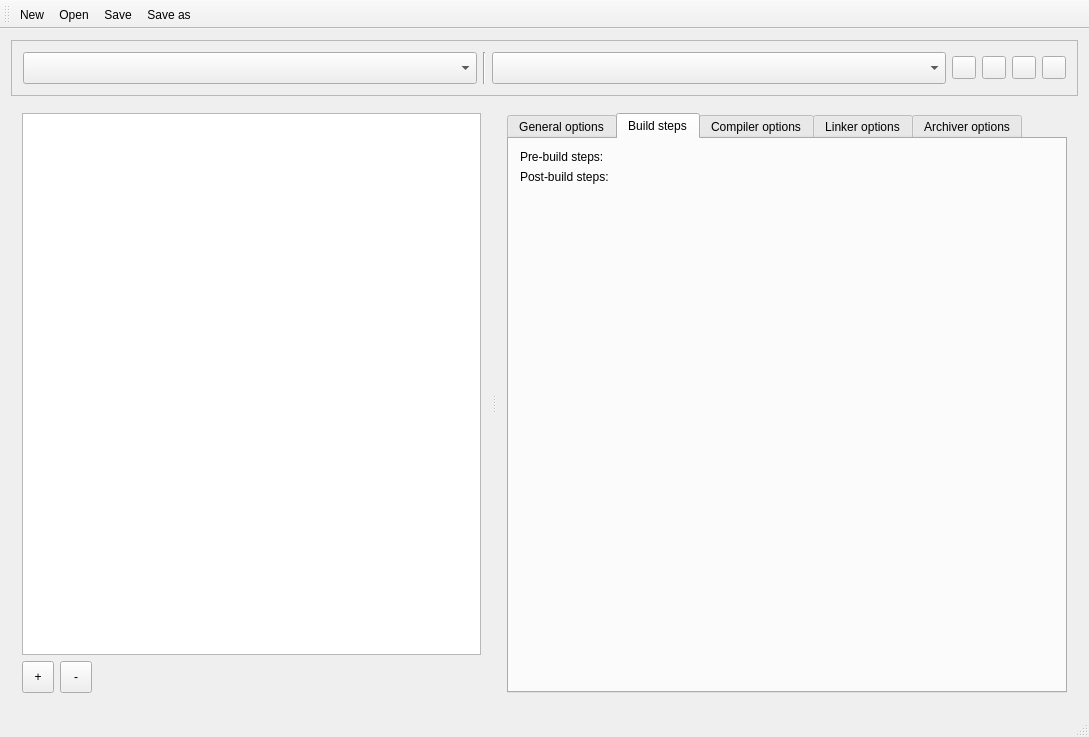
Above: mainwindow.ui from molotov-dmitry/ccs-pjt-editor-qt before the change. Below: the same form after it.
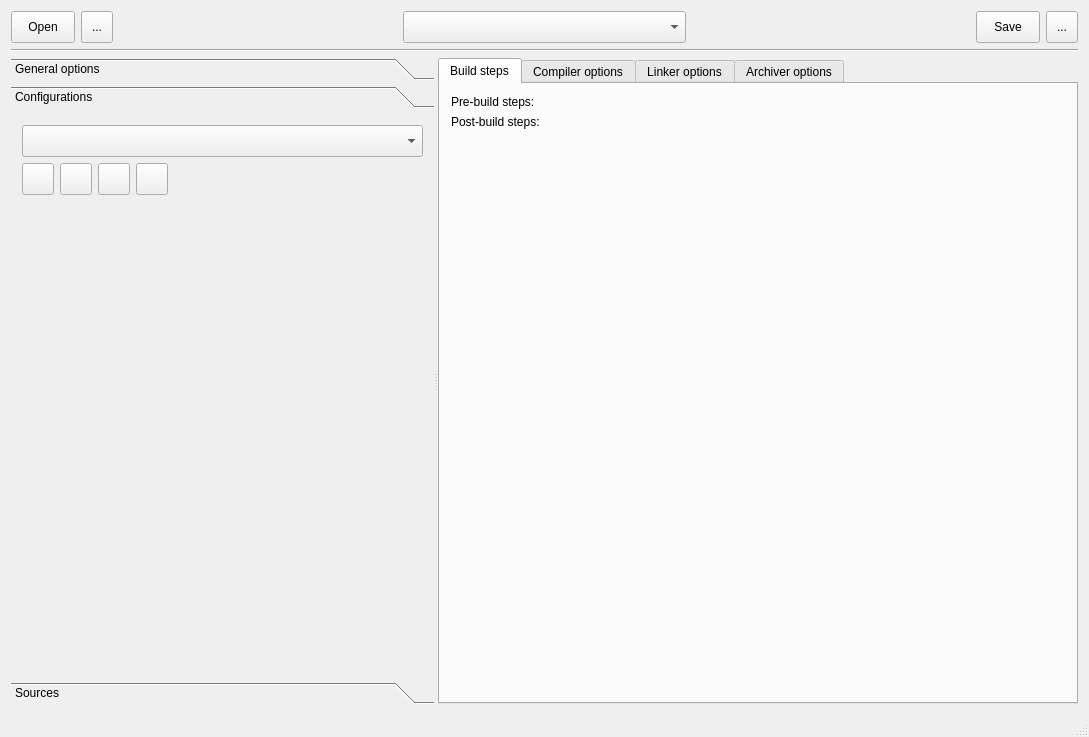
That is the form after the change. The open tabs and pages were chosen to show the change. Icons and pictures are not drawn. Custom widgets are drawn as their Qt base class.

The edit to the form file:
```diff
--- a/mainwindow.ui
+++ b/mainwindow.ui
@@ -20,20 +20,50 @@
   <widget class="QWidget" name="centralWidget">
    <layout class="QVBoxLayout" name="verticalLayout">
     <item>
-     <widget class="QFrame" name="frame">
-      <property name="sizePolicy">
-       <sizepolicy hsizetype="Preferred" vsizetype="Fixed">
-        <horstretch>0</horstretch>
-        <verstretch>0</verstretch>
-       </sizepolicy>
-      </property>
-      <property name="frameShape">
-       <enum>QFrame::StyledPanel</enum>
-      </property>
-      <property name="frameShadow">
-       <enum>QFrame::Raised</enum>
-      </property>
-      <layout class="QHBoxLayout" name="horizontalLayout">
+     <layout class="QHBoxLayout" name="horizontalLayout_3">
+      <item>
+       <widget class="QToolButton" name="buttonProjectOpen">
+        <property name="minimumSize">
+         <size>
+          <width>64</width>
+          <height>32</height>
+         </size>
+        </property>
+        <property name="text">
+         <string>Open</string>
+        </property>
+       </widget>
+      </item>
+      <item>
+       <widget class="QToolButton" name="buttonProjectNew">
+        <property name="minimumSize">
+         <size>
+          <width>32</width>
+          <height>32</height>
+         </size>
+        </property>
+        <property name="text">
+         <string>...</string>
+        </property>
+        <property name="icon">
+         <iconset theme="document-new">
+          <normaloff>.</normaloff>.</iconset>
+        </property>
+       </widget>
+      </item>
+      <item>
+       <spacer name="horizontalSpacer_3">
+        <property name="orientation">
+         <enum>Qt::Horizontal</enum>
+        </property>
+        <property name="sizeHint" stdset="0">
+         <size>
+          <width>40</width>
+          <height>20</height>
+         </size>
+        </property>
+       </spacer>
+      </item>
        <item>
         <widget class="QComboBox" name="boxProjects">
          <property name="sizePolicy">
@@ -51,151 +81,84 @@
         </widget>
        </item>
        <item>
+       <spacer name="horizontalSpacer_2">
+        <property name="orientation">
+         <enum>Qt::Horizontal</enum>
+        </property>
+        <property name="sizeHint" stdset="0">
+         <size>
+          <width>40</width>
+          <height>20</height>
+         </size>
+        </property>
+       </spacer>
+      </item>
+      <item>
+       <widget class="QToolButton" name="buttonProjectSave">
+        <property name="minimumSize">
+         <size>
+          <width>64</width>
+          <height>32</height>
+         </size>
+        </property>
+        <property name="text">
+         <string>Save</string>
+        </property>
+       </widget>
+      </item>
+      <item>
+       <widget class="QToolButton" name="buttonMenuExtra">
+        <property name="minimumSize">
+         <size>
+          <width>32</width>
+          <height>32</height>
+         </size>
+        </property>
+        <property name="text">
+         <string>...</string>
+        </property>
+       </widget>
+      </item>
+     </layout>
+    </item>
+    <item>
         <widget class="Line" name="line">
          <property name="orientation">
-          <enum>Qt::Vertical</enum>
-         </property>
-        </widget>
-       </item>
-       <item>
-        <widget class="QComboBox" name="boxConfigurations">
-         <property name="sizePolicy">
-          <sizepolicy hsizetype="Expanding" vsizetype="Fixed">
-           <horstretch>0</horstretch>
-           <verstretch>0</verstretch>
-          </sizepolicy>
-         </property>
-         <property name="minimumSize">
-          <size>
-           <width>120</width>
-           <height>32</height>
-          </size>
-         </property>
-        </widget>
-       </item>
-       <item>
-        <widget class="QToolButton" name="buttonConfigurationAdd">
-         <property name="icon">
-          <iconset theme="add">
-           <normaloff>.</normaloff>.</iconset>
-         </property>
-        </widget>
-       </item>
-       <item>
-        <widget class="QToolButton" name="buttonConfigurationRename">
-         <property name="icon">
-          <iconset theme="edit-rename">
-           <normaloff>.</normaloff>.</iconset>
-         </property>
-        </widget>
-       </item>
-       <item>
-        <widget class="QToolButton" name="buttonConfigurationCopy">
-         <property name="icon">
-          <iconset theme="edit-copy">
-           <normaloff>.</normaloff>.</iconset>
-         </property>
-        </widget>
-       </item>
-       <item>
-        <widget class="QToolButton" name="buttonConfigurationRemove">
-         <property name="icon">
-          <iconset theme="remove">
-           <normaloff>.</normaloff>.</iconset>
-         </property>
-        </widget>
-       </item>
-      </layout>
+       <enum>Qt::Horizontal</enum>
+      </property>
      </widget>
     </item>
     <item>
      <widget class="QSplitter" name="splitter">
+      <property name="sizePolicy">
+       <sizepolicy hsizetype="Expanding" vsizetype="Expanding">
+        <horstretch>0</horstretch>
+        <verstretch>0</verstretch>
+       </sizepolicy>
+      </property>
       <property name="orientation">
        <enum>Qt::Horizontal</enum>
       </property>
       <property name="childrenCollapsible">
        <bool>false</bool>
       </property>
-      <widget class="QWidget" name="verticalLayoutWidget">
-       <layout class="QVBoxLayout" name="verticalLayout_6">
-        <item>
-         <widget class="QTreeWidget" name="treeSources">
-          <property name="headerHidden">
-           <bool>true</bool>
-          </property>
-          <column>
-           <property name="text">
-            <string notr="true">1</string>
-           </property>
-          </column>
-         </widget>
-        </item>
-        <item>
-         <layout class="QHBoxLayout" name="horizontalLayout_2">
-          <item>
-           <widget class="QToolButton" name="buttonAddSource">
-            <property name="minimumSize">
-             <size>
-              <width>32</width>
-              <height>32</height>
-             </size>
-            </property>
-            <property name="text">
-             <string>+</string>
-            </property>
-            <property name="icon">
-             <iconset theme="add">
-              <normaloff>.</normaloff>.</iconset>
-            </property>
-           </widget>
-          </item>
-          <item>
-           <widget class="QToolButton" name="buttonRemoveSource">
-            <property name="minimumSize">
-             <size>
-              <width>32</width>
-              <height>32</height>
-             </size>
-            </property>
-            <property name="text">
-             <string>-</string>
-            </property>
-            <property name="icon">
-             <iconset theme="remove">
-              <normaloff>.</normaloff>.</iconset>
-            </property>
-           </widget>
-          </item>
-          <item>
-           <spacer name="horizontalSpacer">
-            <property name="orientation">
-             <enum>Qt::Horizontal</enum>
-            </property>
-            <property name="sizeHint" stdset="0">
-             <size>
-              <width>40</width>
-              <height>20</height>
-             </size>
-            </property>
-           </spacer>
-          </item>
-         </layout>
-        </item>
-       </layout>
-      </widget>
-      <widget class="QStackedWidget" name="stackedWidget">
-       <widget class="QWidget" name="pageProjectSettings">
-        <layout class="QVBoxLayout" name="verticalLayout_2">
-         <item>
-          <widget class="QTabWidget" name="tabProjectSettings">
+      <widget class="QToolBox" name="tabProject">
            <property name="currentIndex">
             <number>0</number>
            </property>
-           <widget class="QWidget" name="tab">
-            <attribute name="title">
+       <widget class="QWidget" name="page">
+        <property name="geometry">
+         <rect>
+          <x>0</x>
+          <y>0</y>
+          <width>428</width>
+          <height>530</height>
+         </rect>
+        </property>
+        <attribute name="label">
              <string>General options</string>
             </attribute>
-            <layout class="QFormLayout" name="formLayout">
+        <layout class="QFormLayout" name="formLayout_6">
              <item row="0" column="0">
               <widget class="QLabel" name="label">
                <property name="text">
@@ -271,6 +234,206 @@
              </item>
             </layout>
            </widget>
+       <widget class="QWidget" name="page_2">
+        <property name="geometry">
+         <rect>
+          <x>0</x>
+          <y>0</y>
+          <width>428</width>
+          <height>530</height>
+         </rect>
+        </property>
+        <attribute name="label">
+         <string>Configurations</string>
+        </attribute>
+        <layout class="QVBoxLayout" name="verticalLayout_3">
+         <item>
+          <widget class="QComboBox" name="boxConfigurations">
+           <property name="sizePolicy">
+            <sizepolicy hsizetype="Expanding" vsizetype="Fixed">
+             <horstretch>0</horstretch>
+             <verstretch>0</verstretch>
+            </sizepolicy>
+           </property>
+           <property name="minimumSize">
+            <size>
+             <width>120</width>
+             <height>32</height>
+            </size>
+           </property>
+          </widget>
+         </item>
+         <item>
+          <layout class="QHBoxLayout" name="horizontalLayout_4">
+           <item>
+            <widget class="QToolButton" name="buttonConfigurationAdd">
+             <property name="minimumSize">
+              <size>
+               <width>32</width>
+               <height>32</height>
+              </size>
+             </property>
+             <property name="icon">
+              <iconset theme="add">
+               <normaloff>.</normaloff>.</iconset>
+             </property>
+            </widget>
+           </item>
+           <item>
+            <widget class="QToolButton" name="buttonConfigurationCopy">
+             <property name="minimumSize">
+              <size>
+               <width>32</width>
+               <height>32</height>
+              </size>
+             </property>
+             <property name="icon">
+              <iconset theme="edit-copy">
+               <normaloff>.</normaloff>.</iconset>
+             </property>
+            </widget>
+           </item>
+           <item>
+            <widget class="QToolButton" name="buttonConfigurationRename">
+             <property name="minimumSize">
+              <size>
+               <width>32</width>
+               <height>32</height>
+              </size>
+             </property>
+             <property name="icon">
+              <iconset theme="edit-rename">
+               <normaloff>.</normaloff>.</iconset>
+             </property>
+            </widget>
+           </item>
+           <item>
+            <widget class="QToolButton" name="buttonConfigurationRemove">
+             <property name="minimumSize">
+              <size>
+               <width>32</width>
+               <height>32</height>
+              </size>
+             </property>
+             <property name="icon">
+              <iconset theme="remove">
+               <normaloff>.</normaloff>.</iconset>
+             </property>
+            </widget>
+           </item>
+           <item>
+            <spacer name="horizontalSpacer_4">
+             <property name="orientation">
+              <enum>Qt::Horizontal</enum>
+             </property>
+             <property name="sizeHint" stdset="0">
+              <size>
+               <width>40</width>
+               <height>20</height>
+              </size>
+             </property>
+            </spacer>
+           </item>
+          </layout>
+         </item>
+         <item>
+          <spacer name="verticalSpacer">
+           <property name="orientation">
+            <enum>Qt::Vertical</enum>
+           </property>
+           <property name="sizeHint" stdset="0">
+            <size>
+             <width>20</width>
+             <height>40</height>
+            </size>
+           </property>
+          </spacer>
+         </item>
+        </layout>
+       </widget>
+       <widget class="QWidget" name="page_3">
+        <property name="geometry">
+         <rect>
+          <x>0</x>
+          <y>0</y>
+          <width>428</width>
+          <height>530</height>
+         </rect>
+        </property>
+        <attribute name="label">
+         <string>Sources</string>
+        </attribute>
+        <layout class="QVBoxLayout" name="verticalLayout_4">
+         <item>
+          <widget class="QTreeWidget" name="treeSources">
+           <property name="headerHidden">
+            <bool>true</bool>
+           </property>
+           <column>
+            <property name="text">
+             <string notr="true">1</string>
+            </property>
+           </column>
+          </widget>
+         </item>
+         <item>
+          <layout class="QHBoxLayout" name="horizontalLayout_2">
+           <item>
+            <widget class="QToolButton" name="buttonAddSource">
+             <property name="minimumSize">
+              <size>
+               <width>32</width>
+               <height>32</height>
+              </size>
+             </property>
+             <property name="text">
+              <string>+</string>
+             </property>
+             <property name="icon">
+              <iconset theme="add">
+               <normaloff>.</normaloff>.</iconset>
+             </property>
+            </widget>
+           </item>
+           <item>
+            <widget class="QToolButton" name="buttonRemoveSource">
+             <property name="minimumSize">
+              <size>
+               <width>32</width>
+               <height>32</height>
+              </size>
+             </property>
+             <property name="text">
+              <string>-</string>
+             </property>
+             <property name="icon">
+              <iconset theme="remove">
+               <normaloff>.</normaloff>.</iconset>
+             </property>
+            </widget>
+           </item>
+           <item>
+            <spacer name="horizontalSpacer">
+             <property name="orientation">
+              <enum>Qt::Horizontal</enum>
+             </property>
+             <property name="sizeHint" stdset="0">
+              <size>
+               <width>40</width>
+               <height>20</height>
+              </size>
+             </property>
+            </spacer>
+           </item>
+          </layout>
+         </item>
+        </layout>
+       </widget>
+      </widget>
+      <widget class="QTabWidget" name="tabProjectSettings">
+       <property name="currentIndex">
+        <number>0</number>
+       </property>
            <widget class="QWidget" name="tab_2">
             <attribute name="title">
              <string>Build steps</string>
@@ -541,40 +704,21 @@
             </layout>
            </widget>
           </widget>
-         </item>
-        </layout>
-       </widget>
-      </widget>
-     </widget>
+     </widget>
     </item>
    </layout>
   </widget>
+  <widget class="QStatusBar" name="statusBar"/>
   <widget class="QMenuBar" name="menuBar">
    <property name="geometry">
     <rect>
      <x>0</x>
      <y>0</y>
      <width>1089</width>
-     <height>29</height>
+     <height>25</height>
     </rect>
    </property>
   </widget>
-  <widget class="QToolBar" name="mainToolBar">
-   <property name="toolButtonStyle">
-    <enum>Qt::ToolButtonFollowStyle</enum>
-   </property>
-   <attribute name="toolBarArea">
-    <enum>TopToolBarArea</enum>
-   </attribute>
-   <attribute name="toolBarBreak">
-    <bool>false</bool>
-   </attribute>
-   <addaction name="action_new"/>
-   <addaction name="action_open"/>
-   <addaction name="action_save"/>
-   <addaction name="action_save_as"/>
-  </widget>
-  <widget class="QStatusBar" name="statusBar"/>
   <action name="action_open">
    <property name="icon">
     <iconset theme="document-open">
@@ -629,6 +773,18 @@
     <string>Ctrl+Shift+S</string>
    </property>
   </action>
+  <action name="action_exit">
+   <property name="icon">
+    <iconset theme="exit">
+     <normaloff>.</normaloff>.</iconset>
+   </property>
+   <property name="text">
+    <string>Exit</string>
+   </property>
+   <property name="shortcut">
+    <string>Ctrl+Q</string>
+   </property>
+  </action>
  </widget>
  <layoutdefault spacing="6" margin="11"/>
  <customwidgets>
```
Lines whose indentation alone changed are shown as unchanged.
